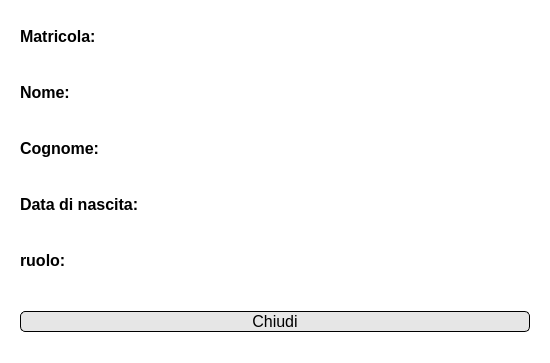
First picture: the form in View/Amministratore/UI files/visualizza amministratore.ui, repository FrancescoFinizii/Biblioteca-universitaria, before the edit.
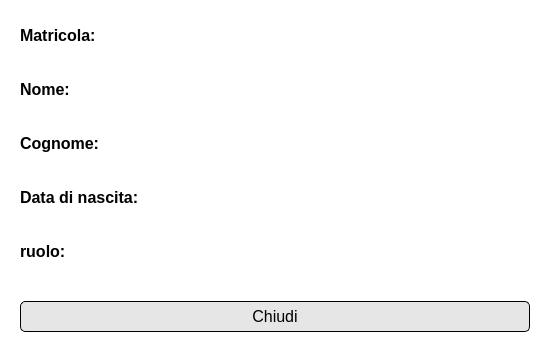
Second picture: the form after the edit. Icons and pictures are not drawn.

Diff of the .ui file:
```diff
--- a/View/Amministratore/UI files/visualizza amministratore.ui
+++ b/View/Amministratore/UI files/visualizza amministratore.ui
@@ -290,6 +290,7 @@
 	background-color:rgb(230, 230, 230);
 	border-radius: 5px;
 	border-color: rgb(0, 0, 0);
+	padding: 5px 3px;
 }
 QPushButton#chiudiButton:hover {
 	background-color: rgb(207, 207, 207);
```
